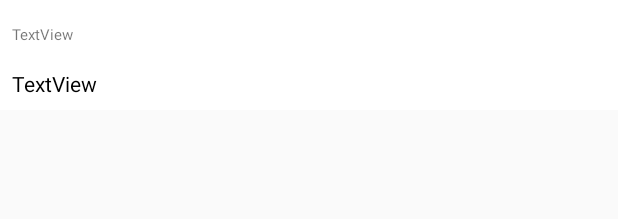
After one commit to agore/ThingTracker, an Android app: the layout things_list.xml on its own in the app's theme, with its tools: preview values and no code run, on a phone screen of 412 x 824 dp. The commit adds this screen. Shown: the top 219 px of the screen. Run offline under Robolectric (Android 15) with nearby library versions, the phone set to English and light mode, and no system bars.

Commit message:
Use more detailed layout for showing things

```diff
--- a/app/src/main/java/org/bitxbit/thingtracker/adapter/ThingRealmAdapter.kt
+++ b/app/src/main/java/org/bitxbit/thingtracker/adapter/ThingRealmAdapter.kt
@@ -2,6 +2,8 @@ package org.bitxbit.thingtracker.adapter
 
 import android.content.Intent
 import android.support.v7.widget.RecyclerView
+import android.view.LayoutInflater
+import android.view.View
 import android.view.ViewGroup
 import android.widget.TextView
 import io.realm.OrderedRealmCollection
@@ -9,6 +11,7 @@ import io.realm.Realm
 import io.realm.RealmRecyclerViewAdapter
 import io.realm.kotlin.createObject
 import org.bitxbit.thingtracker.MainActivity
+import org.bitxbit.thingtracker.R
 import org.bitxbit.thingtracker.ThingDetailActivity
 import org.bitxbit.thingtracker.model.Thing
 import java.text.SimpleDateFormat
@@ -21,11 +24,12 @@ class ThingRealmAdapter(act: MainActivity, data: OrderedRealmCollection<Thing>,
     init {
         setHasStableIds(true)
     }
-    override fun onCreateViewHolder(parent: ViewGroup, viewType: Int): ThingViewHolder = ThingViewHolder(TextView(parent.context))
+    override fun onCreateViewHolder(parent: ViewGroup, viewType: Int): ThingViewHolder =
+            ThingViewHolder(LayoutInflater.from(parent.context).inflate(R.layout.things_list, parent, false))
 
     override fun onBindViewHolder(holder: ThingViewHolder, position: Int) {
         val t: Thing? = getItem(position)
-        holder.tv.text = "${formatDate(t?.date)} [${t?.type}] ${t?.name}"
+        holder.bind(t!!)
         holder.itemView.setOnClickListener {
             val intent = Intent(activity.applicationContext, ThingDetailActivity::class.java)
             intent.putExtra("thingName", t?.name)
@@ -34,6 +38,14 @@ class ThingRealmAdapter(act: MainActivity, data: OrderedRealmCollection<Thing>,
     }
 
     override fun getItemId(position: Int): Long = getItem(position)!!.id
+
+//    fun removeAt(adapterPosition: Int) {
+//        Realm.getDefaultInstance().executeTransaction {
+//            data?.deleteFromRealm(adapterPosition)
+//        }
+//
+//        notifyItemRemoved(adapterPosition)
+//    }
 
     companion object {
         fun createFakes(howMany: Int, realm: Realm) {
@@ -50,4 +62,12 @@ class ThingRealmAdapter(act: MainActivity, data: OrderedRealmCollection<Thing>,
 
 }
 
-class ThingViewHolder(val tv: TextView) : RecyclerView.ViewHolder(tv)
+class ThingViewHolder(itemView: View) : RecyclerView.ViewHolder(itemView) {
+    private val tvType : TextView = itemView.findViewById<TextView>(R.id.txt_type);
+    private val tvName : TextView = itemView.findViewById<TextView>(R.id.txt_name);
+
+    fun bind(t: Thing) {
+        tvType.text = t.typeStr
+        tvName.text = t.name
+    }
+}
--- /dev/null
+++ b/app/src/main/res/layout/things_list.xml
@@ -0,0 +1,33 @@
+<?xml version="1.0" encoding="utf-8"?>
+<android.support.constraint.ConstraintLayout xmlns:android="http://schemas.android.com/apk/res/android"
+    android:layout_width="match_parent"
+    android:layout_height="wrap_content"
+    android:background="@android:color/white"
+    xmlns:app="http://schemas.android.com/apk/res-auto">
+
+    <TextView
+        android:id="@+id/txt_type"
+        android:layout_width="wrap_content"
+        android:layout_height="wrap_content"
+        android:padding="8dp"
+        android:layout_marginTop="8dp"
+        android:layout_marginBottom="8dp"
+        app:layout_constraintTop_toTopOf="parent"
+        app:layout_constraintLeft_toLeftOf="parent"
+        android:textSize="10sp"
+        android:text="TextView" />
+
+    <TextView
+        android:id="@+id/txt_name"
+        android:layout_width="wrap_content"
+        android:layout_height="wrap_content"
+        app:layout_constraintBottom_toBottomOf="parent"
+        app:layout_constraintLeft_toLeftOf="parent"
+        app:layout_constraintTop_toBottomOf="@+id/txt_type"
+        android:padding="8dp"
+        android:textSize="14sp"
+        android:textColor="@android:color/black"
+        android:text="TextView" />
+
+
+</android.support.constraint.ConstraintLayout>
```
